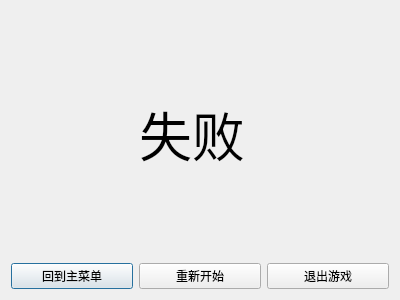
Above: src/losedialog.ui from Kakusi-IO/WarChess before the change. Below: the same form after it.
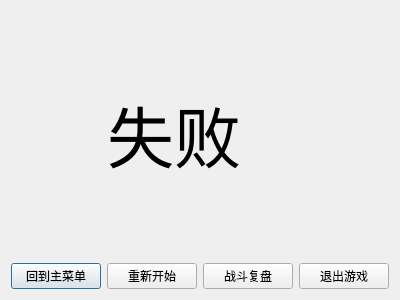
That is the form after the change.

Commit message: 添加战斗复盘功能

Patch:
```diff
--- a/src/losedialog.ui
+++ b/src/losedialog.ui
@@ -14,18 +14,6 @@
    <string>Dialog</string>
   </property>
   <layout class="QGridLayout" name="gridLayout">
-   <item row="0" column="1">
-    <widget class="QLabel" name="label">
-     <property name="font">
-      <font>
-       <pointsize>40</pointsize>
-      </font>
-     </property>
-     <property name="text">
-      <string>失败</string>
-     </property>
-    </widget>
-   </item>
    <item row="1" column="0">
     <widget class="QPushButton" name="toInitBtn">
      <property name="text">
@@ -33,6 +21,13 @@
      </property>
     </widget>
    </item>
+   <item row="1" column="3">
+    <widget class="QPushButton" name="exitBtn">
+     <property name="text">
+      <string>退出游戏</string>
+     </property>
+    </widget>
+   </item>
    <item row="1" column="1">
     <widget class="QPushButton" name="restartBtn">
      <property name="text">
@@ -41,9 +36,21 @@
     </widget>
    </item>
    <item row="1" column="2">
-    <widget class="QPushButton" name="exitBtn">
+    <widget class="QPushButton" name="reviewBtn">
      <property name="text">
-      <string>退出游戏</string>
+      <string>战斗复盘</string>
+     </property>
+    </widget>
+   </item>
+   <item row="0" column="1" colspan="2">
+    <widget class="QLabel" name="label">
+     <property name="font">
+      <font>
+       <pointsize>50</pointsize>
+      </font>
+     </property>
+     <property name="text">
+      <string>失败</string>
      </property>
     </widget>
    </item>
```
The commit also changes 14 other files.
